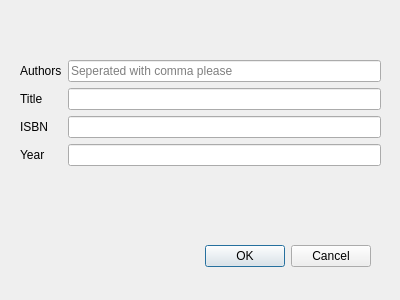
theomeuh/SQLMoteor, file newbook.ui: the form before one commit.
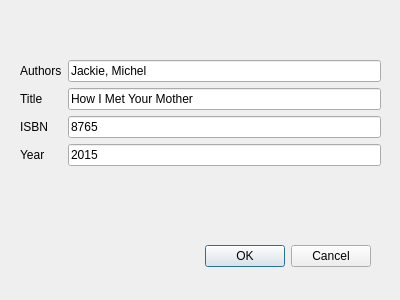
The form after the commit.

Patch:
```diff
--- a/newbook.ui
+++ b/newbook.ui
@@ -49,7 +49,7 @@
     <item row="0" column="1">
      <widget class="QLineEdit" name="authorsEdit">
       <property name="text">
-       <string/>
+       <string>Jackie, Michel</string>
       </property>
       <property name="placeholderText">
        <string>Seperated with comma please</string>
@@ -67,7 +67,11 @@
      </widget>
     </item>
     <item row="1" column="1">
-     <widget class="QLineEdit" name="titleEdit"/>
+     <widget class="QLineEdit" name="titleEdit">
+      <property name="text">
+       <string>How I Met Your Mother</string>
+      </property>
+     </widget>
     </item>
     <item row="2" column="0">
      <widget class="QLabel" name="label_isbn">
@@ -77,7 +81,11 @@
      </widget>
     </item>
     <item row="2" column="1">
-     <widget class="QLineEdit" name="ISBNEdit"/>
+     <widget class="QLineEdit" name="ISBNEdit">
+      <property name="text">
+       <string>8765</string>
+      </property>
+     </widget>
     </item>
     <item row="3" column="0">
      <widget class="QLabel" name="label_year">
@@ -87,7 +95,11 @@
      </widget>
     </item>
     <item row="3" column="1">
-     <widget class="QLineEdit" name="yearEdit"/>
+     <widget class="QLineEdit" name="yearEdit">
+      <property name="text">
+       <string>2015</string>
+      </property>
+     </widget>
     </item>
    </layout>
   </widget>
```
